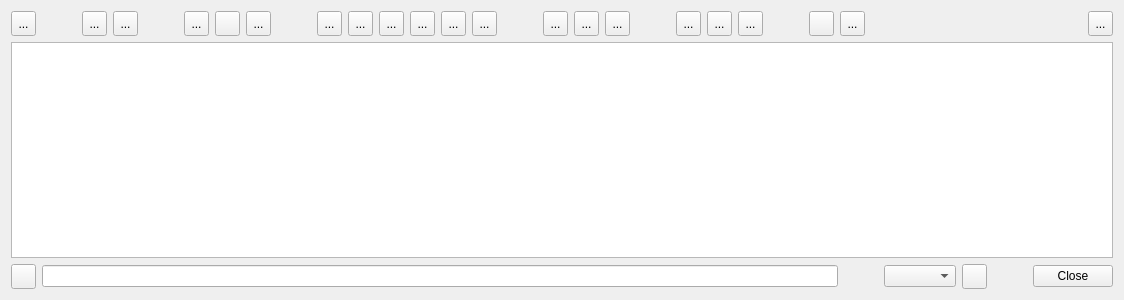
pyCGNS/pyCGNS, file NAVigater/CGNS/NAV/T/Q7TreeWindow.ui: the form before one commit.
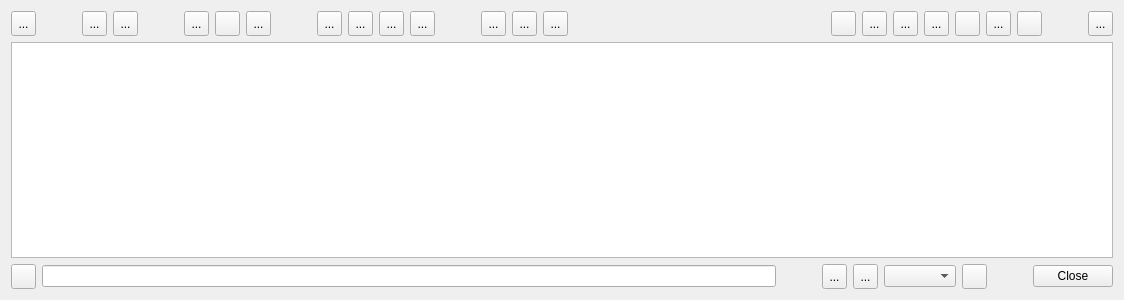
The form after the commit. Icons and pictures are not drawn. Custom widgets are drawn as their Qt base class.

The edit to the form file:
```diff
--- a/NAVigater/CGNS/NAV/T/Q7TreeWindow.ui
+++ b/NAVigater/CGNS/NAV/T/Q7TreeWindow.ui
@@ -231,7 +231,7 @@
       </spacer>
      </item>
      <item>
-      <widget class="QToolButton" name="bPreviousMark">
+      <widget class="QToolButton" name="bMarkAll">
        <property name="minimumSize">
         <size>
          <width>25</width>
@@ -252,33 +252,7 @@
        </property>
        <property name="icon">
         <iconset resource="../R/Res.qrc">
-         <normaloff>:/images/icons/flag-bwd.gif</normaloff>:/images/icons/flag-bwd.gif</iconset>
-       </property>
-      </widget>
-     </item>
-     <item>
-      <widget class="QToolButton" name="bNextMark">
-       <property name="minimumSize">
-        <size>
-         <width>25</width>
-         <height>25</height>
-        </size>
-       </property>
-       <property name="maximumSize">
-        <size>
-         <width>25</width>
-         <height>25</height>
-        </size>
-       </property>
-       <property name="toolTip">
-        <string>Select next marked node</string>
-       </property>
-       <property name="text">
-        <string>...</string>
-       </property>
-       <property name="icon">
-        <iconset resource="../R/Res.qrc">
-         <normaloff>:/images/icons/flag-fwd.gif</normaloff>:/images/icons/flag-fwd.gif</iconset>
+         <normaloff>:/images/icons/flag-all.gif</normaloff>:/images/icons/flag-all.gif</iconset>
        </property>
       </widget>
      </item>
@@ -334,32 +308,6 @@
        </property>
       </widget>
      </item>
-     <item>
-      <widget class="QToolButton" name="bMarkAll">
-       <property name="minimumSize">
-        <size>
-         <width>25</width>
-         <height>25</height>
-        </size>
-       </property>
-       <property name="maximumSize">
-        <size>
-         <width>25</width>
-         <height>25</height>
-        </size>
-       </property>
-       <property name="toolTip">
-        <string>Mark all nodes</string>
-       </property>
-       <property name="text">
-        <string>...</string>
-       </property>
-       <property name="icon">
-        <iconset resource="../R/Res.qrc">
-         <normaloff>:/images/icons/flag-all.gif</normaloff>:/images/icons/flag-all.gif</iconset>
-       </property>
-      </widget>
-     </item>
      <item>
       <widget class="QToolButton" name="bMarksAsList">
        <property name="minimumSize">
@@ -486,7 +434,7 @@
         <enum>Qt::Horizontal</enum>
        </property>
        <property name="sizeType">
-        <enum>QSizePolicy::Fixed</enum>
+        <enum>QSizePolicy::Expanding</enum>
        </property>
        <property name="sizeHint" stdset="0">
         <size>
@@ -497,7 +445,7 @@
       </spacer>
      </item>
      <item>
-      <widget class="QToolButton" name="toolButton_15">
+      <widget class="QPushButton" name="bPatternView">
        <property name="minimumSize">
         <size>
          <width>25</width>
@@ -511,7 +459,33 @@
         </size>
        </property>
        <property name="toolTip">
-        <string>Open links window</string>
+        <string>Open Patterns view</string>
+       </property>
+       <property name="text">
+        <string/>
+       </property>
+       <property name="icon">
+        <iconset resource="../R/Res.qrc">
+         <normaloff>:/images/icons/pattern-view.gif</normaloff>:/images/icons/pattern-view.gif</iconset>
+       </property>
+      </widget>
+     </item>
+     <item>
+      <widget class="QToolButton" name="bLinkView">
+       <property name="minimumSize">
+        <size>
+         <width>25</width>
+         <height>25</height>
+        </size>
+       </property>
+       <property name="maximumSize">
+        <size>
+         <width>25</width>
+         <height>25</height>
+        </size>
+       </property>
+       <property name="toolTip">
+        <string>Open Links view</string>
        </property>
        <property name="text">
         <string>...</string>
@@ -575,23 +549,7 @@
       </widget>
      </item>
      <item>
-      <spacer name="horizontalSpacer_6">
-       <property name="orientation">
-        <enum>Qt::Horizontal</enum>
-       </property>
-       <property name="sizeType">
-        <enum>QSizePolicy::Fixed</enum>
-       </property>
-       <property name="sizeHint" stdset="0">
-        <size>
-         <width>40</width>
-         <height>20</height>
-        </size>
-       </property>
-      </spacer>
-     </item>
-     <item>
-      <widget class="QPushButton" name="bForm">
+      <widget class="QPushButton" name="bFormView">
        <property name="sizePolicy">
         <sizepolicy hsizetype="Fixed" vsizetype="Fixed">
          <horstretch>0</horstretch>
@@ -648,11 +606,40 @@
        </property>
       </widget>
      </item>
+     <item>
+      <widget class="QPushButton" name="bToolsView">
+       <property name="minimumSize">
+        <size>
+         <width>25</width>
+         <height>25</height>
+        </size>
+       </property>
+       <property name="maximumSize">
+        <size>
+         <width>25</width>
+         <height>25</height>
+        </size>
+       </property>
+       <property name="toolTip">
+        <string>Open Tools view</string>
+       </property>
+       <property name="text">
+        <string/>
+       </property>
+       <property name="icon">
+        <iconset resource="../R/Res.qrc">
+         <normaloff>:/images/icons/tools.gif</normaloff>:/images/icons/tools.gif</iconset>
+       </property>
+      </widget>
+     </item>
      <item>
       <spacer name="horizontalSpacer_7">
        <property name="orientation">
         <enum>Qt::Horizontal</enum>
        </property>
+       <property name="sizeType">
+        <enum>QSizePolicy::Minimum</enum>
+       </property>
        <property name="sizeHint" stdset="0">
         <size>
          <width>40</width>
@@ -778,6 +765,58 @@
        </property>
       </spacer>
      </item>
+     <item>
+      <widget class="QToolButton" name="bPreviousMark">
+       <property name="minimumSize">
+        <size>
+         <width>25</width>
+         <height>25</height>
+        </size>
+       </property>
+       <property name="maximumSize">
+        <size>
+         <width>25</width>
+         <height>25</height>
+        </size>
+       </property>
+       <property name="toolTip">
+        <string>Select previous marked node</string>
+       </property>
+       <property name="text">
+        <string>...</string>
+       </property>
+       <property name="icon">
+        <iconset resource="../R/Res.qrc">
+         <normaloff>:/images/icons/node-sids-opened.gif</normaloff>:/images/icons/node-sids-opened.gif</iconset>
+       </property>
+      </widget>
+     </item>
+     <item>
+      <widget class="QToolButton" name="bNextMark">
+       <property name="minimumSize">
+        <size>
+         <width>25</width>
+         <height>25</height>
+        </size>
+       </property>
+       <property name="maximumSize">
+        <size>
+         <width>25</width>
+         <height>25</height>
+        </size>
+       </property>
+       <property name="toolTip">
+        <string>Select next marked node</string>
+       </property>
+       <property name="text">
+        <string>...</string>
+       </property>
+       <property name="icon">
+        <iconset resource="../R/Res.qrc">
+         <normaloff>:/images/icons/node-sids-closed.gif</normaloff>:/images/icons/node-sids-closed.gif</iconset>
+       </property>
+      </widget>
+     </item>
      <item>
       <widget class="QComboBox" name="cQuery">
        <property name="sizePolicy">
```
Left out of the diff: 29 changed lines with no effect on the pictures.
